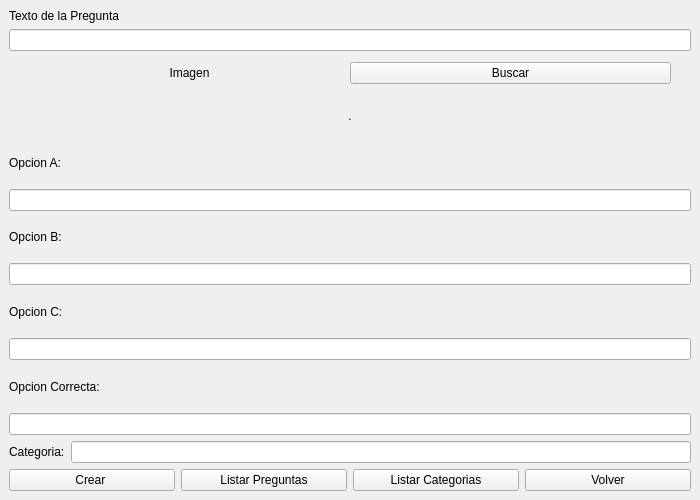
Old version of the form ventanacrearpreguntas.ui in the repository IvanParedes03/TriviaLP2.
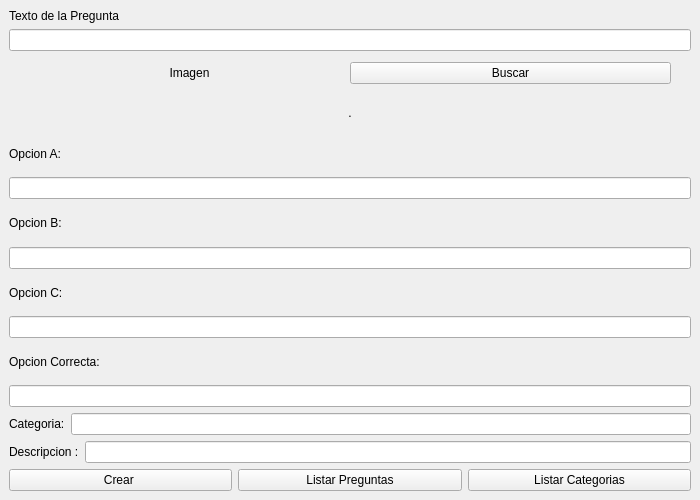
New version of the form.

```diff
--- a/ventanacrearpreguntas.ui
+++ b/ventanacrearpreguntas.ui
@@ -159,6 +159,20 @@
       </item>
      </layout>
     </item>
+    <item>
+     <layout class="QHBoxLayout" name="horizontalLayout_4">
+      <item>
+       <widget class="QLabel" name="label">
+        <property name="text">
+         <string>Descripcion :</string>
+        </property>
+       </widget>
+      </item>
+      <item>
+       <widget class="QLineEdit" name="lineEdit_descripcionCategoria"/>
+      </item>
+     </layout>
+    </item>
     <item>
      <layout class="QHBoxLayout" name="horizontalLayout_3">
       <item>
@@ -182,13 +196,6 @@
         </property>
        </widget>
       </item>
-      <item>
-       <widget class="QPushButton" name="pushButton_crearPreguntasVolver">
-        <property name="text">
-         <string>Volver</string>
-        </property>
-       </widget>
-      </item>
      </layout>
     </item>
    </layout>
```
